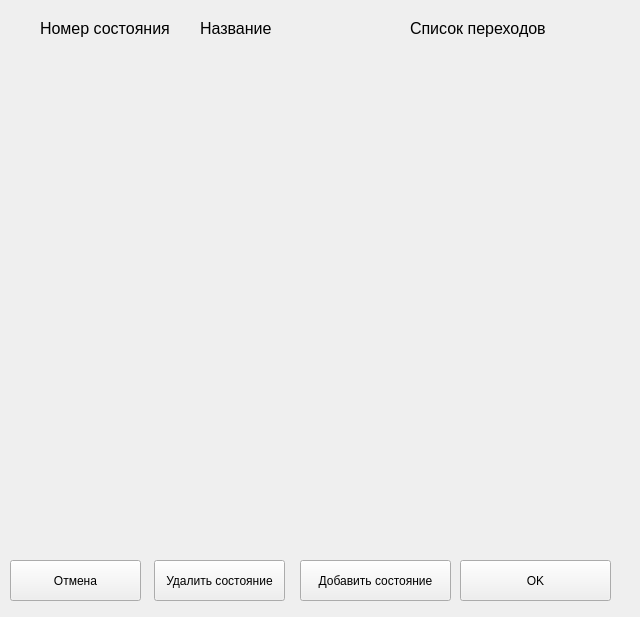
First picture: the form in settransitions.ui, repository IrenPischulina/TestServer, before the edit.
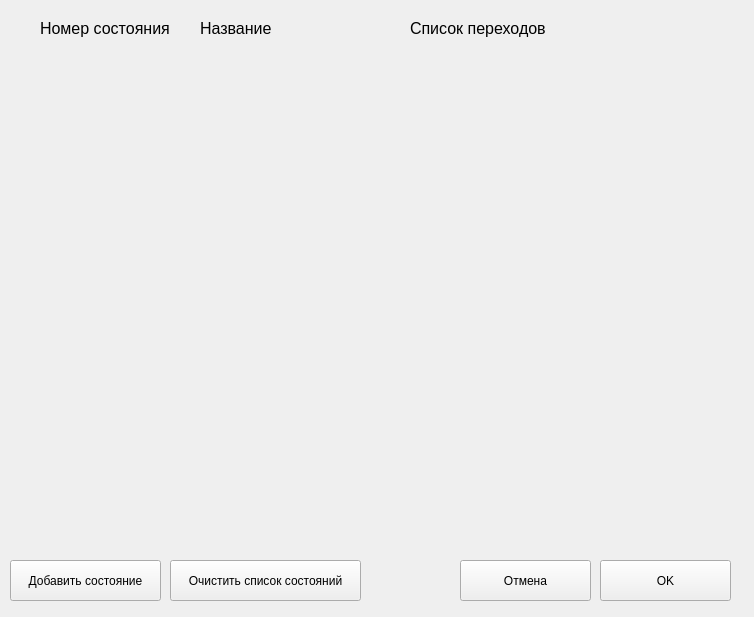
Second picture: the form after the edit.

```diff
--- a/settransitions.ui
+++ b/settransitions.ui
@@ -6,7 +6,7 @@
    <rect>
     <x>0</x>
     <y>0</y>
-    <width>640</width>
+    <width>754</width>
     <height>617</height>
    </rect>
   </property>
@@ -16,7 +16,7 @@
   <widget class="QPushButton" name="cancelButton">
    <property name="geometry">
     <rect>
-     <x>10</x>
+     <x>460</x>
      <y>560</y>
      <width>131</width>
      <height>41</height>
@@ -65,9 +65,9 @@
   <widget class="QPushButton" name="okayButton">
    <property name="geometry">
     <rect>
-     <x>460</x>
+     <x>600</x>
      <y>560</y>
-     <width>151</width>
+     <width>131</width>
      <height>41</height>
     </rect>
    </property>
@@ -99,7 +99,7 @@
   <widget class="QPushButton" name="addStateButton">
    <property name="geometry">
     <rect>
-     <x>300</x>
+     <x>10</x>
      <y>560</y>
      <width>151</width>
      <height>41</height>
@@ -112,14 +112,14 @@
   <widget class="QPushButton" name="deleteButton">
    <property name="geometry">
     <rect>
-     <x>154</x>
+     <x>170</x>
      <y>560</y>
-     <width>131</width>
+     <width>191</width>
      <height>41</height>
     </rect>
    </property>
    <property name="text">
-    <string>Удалить состояние</string>
+    <string>Очистить список состояний</string>
    </property>
   </widget>
  </widget>
```
